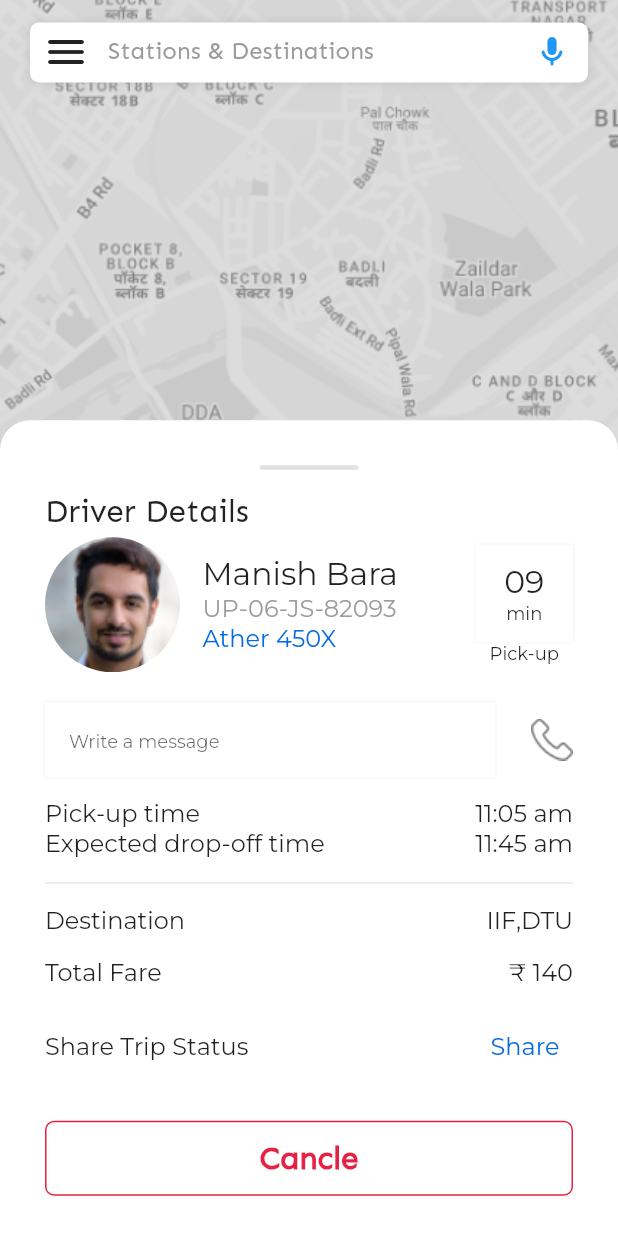
After one commit to AbishekGhalley/App_Development_Project, a Flutter app: the shareridedriverdetails screen opened directly, on a phone screen of 412 x 824 dp. The commit adds this screen. Run offline on Flutter 3.47's test engine with Material 2 defaults, Android fonts, the phone set to English and light mode, and no system bars; our stand-ins replace dotted_border, flutter_svg, google_fonts.

Commit message:
Share ride all screens done

```diff
--- a/lib/constants/assets_constants.dart
+++ b/lib/constants/assets_constants.dart
@@ -12,6 +12,9 @@ class AssetsConstants {
   static const String cashlesspayment = "$_pngPath/CashlessPayment.png";
   static const String place = "$_pngPath/Place.png";
   static const String map = "$_pngPath/map.png";
+  static const String dummyimage = "$_pngPath/dummyimage.png";
+  static const String telephone = "$_pngPath/telephone.png";
+  static const String sos = "$_pngPath/sos.png";
   static const String ekizone = "$_pngPath/ekizone.png";
   static const String location = "$_pngPath/MyLocation.png";
   static const String error = "$_pngPath/Error.png";
--- /dev/null
+++ b/lib/features/shareride/view/shareridedriverdetails.dart
@@ -0,0 +1,18 @@
+import 'package:flutter/material.dart';
+import 'package:myekigai/features/shareride/widget/driverdetails.dart';
+import 'package:myekigai/features/shareride/widget/shareridemap.dart';
+class shareridedriverdetails extends StatelessWidget {
+  const shareridedriverdetails({super.key});
+
+  @override
+  Widget build(BuildContext context) {
+    return  const Scaffold(
+      body: Stack(
+        children: [
+          shareridemap(posbottom: 350, posright: 16,isvisible: true,),
+          driverdetails()
+        ],
+      ),
+    );
+  }
+}
--- a/lib/features/shareride/view/sharerideview.dart
+++ b/lib/features/shareride/view/sharerideview.dart
@@ -1,8 +1,7 @@
 import 'package:flutter/material.dart';
+import 'package:myekigai/features/shareride/widget/bottommodalsheet.dart';
 import 'package:myekigai/features/shareride/widget/shareridemap.dart';
 import 'package:myekigai/reusables/btn.dart';
-import 'package:myekigai/features/shareride/widget/showBottomSheet.dart'as btmsheet;
-
 class sharerideview extends StatefulWidget {
   const sharerideview({super.key});
 
@@ -10,15 +9,15 @@ class sharerideview extends StatefulWidget {
   State<sharerideview> createState() => _sharerideviewState();
 }
 
-class _sharerideviewState extends State<sharerideview> {
 
 
+class _sharerideviewState extends State<sharerideview> {
   @override
   Widget build(BuildContext context) {
     return Scaffold(
-      body: Stack(
+      body:  Stack(
             children: [
-          const shareridemap(),
+              const shareridemap(posbottom: 180, posright: 16),
               Positioned(
                   bottom: 0,
                   left: 0,
@@ -32,29 +31,39 @@ class _sharerideviewState extends State<sharerideview> {
                       children: [
                         const Padding(
                           padding: EdgeInsets.symmetric(horizontal: 16),
-                      child:Row(
-
+                          child: Row(
                             children: [
                               Icon(Icons.info_outline_rounded),
-                          SizedBox(width: 10,),
-                          Text("Whom would you like to share your ride with?",
+                              SizedBox(
+                                width: 10,
+                              ),
+                              Text(
+                                "Whom would you like to share your ride with?",
                                 style: TextStyle(
                                     fontFamily: "Sen",
                                     fontSize: 14,
-                            fontWeight: FontWeight.w400
-                          ),)
+                                    fontWeight: FontWeight.w400),
+                              )
                             ],
-                      ),),
-                    const SizedBox(height: 15,),
-                    CustomButton(text: "Continue", onPressed: (){
-                      btmsheet.showBottomSheet(context);
+                          ),
+                        ),
+                        const SizedBox(
+                          height: 15,
+                        ),
+                        CustomButton(
+                            text: "Continue",
+                            onPressed: () {
+                              showModalBottomSheet(
+                                shape: RoundedRectangleBorder(borderRadius: BorderRadius.circular(16)),
+                                context: context,
+                                builder: (BuildContext context) {
+                                  return const bottommodalsheet();
+                                },
+                              );
                             })
                       ],
                     ),
-              )
-          ),
-
-
+                  )),
             ],
           ),
     );
--- /dev/null
+++ b/lib/features/shareride/widget/bottommodalsheet.dart
@@ -0,0 +1,66 @@
+import 'package:flutter/material.dart';
+import 'package:myekigai/features/shareride/view/shareridedriverdetails.dart';
+import 'package:myekigai/features/shareride/widget/driverdetails.dart';
+import 'package:myekigai/reusables/btn.dart';
+import 'package:myekigai/theme/pallete.dart';
+
+class bottommodalsheet extends StatelessWidget {
+  const bottommodalsheet({super.key});
+
+  @override
+  Widget build(BuildContext context) {
+    return Container(
+      width: double.infinity,
+      decoration: const BoxDecoration(
+          borderRadius: BorderRadius.vertical(top: Radius.circular(16)),
+          color: Colors.white),
+      height: 200,
+      child: Column(
+        crossAxisAlignment: CrossAxisAlignment.start,
+        mainAxisAlignment: MainAxisAlignment.center,
+        children: [
+          const Padding(
+            padding: EdgeInsets.symmetric(horizontal: 16),
+            child: Text(
+              "Ready to share?",
+              style: TextStyle(
+                  fontSize: 22, fontFamily: 'Sen', fontWeight: FontWeight.w400),
+            ),
+          ),
+          const SizedBox(
+            height: 30,
+          ),
+          CustomButton(
+              text: "Confirm",
+              onPressed: () {
+                Navigator.push(
+                    context,
+                    MaterialPageRoute(
+                        builder: (context) => const shareridedriverdetails()));
+              }),
+          Container(
+            padding: const EdgeInsets.symmetric(horizontal: 16),
+            width: double.infinity,
+            child: TextButton(
+              onPressed: () {
+                Navigator.pop(context);
+              },
+              child: const Text(
+                "No,return",
+                style: TextStyle(
+                  fontFamily: "Sen",
+                  fontSize: 16,
+                  color: Pallete.primaryColor,
+                  fontWeight: FontWeight.w600,
+                  decoration: TextDecoration.underline,
+                  decorationColor: Pallete.primaryColor,
+                  decorationThickness: 1.0,
+                ),
+              ),
+            ),
+          )
+        ],
+      ),
+    );
+  }
+}
--- /dev/null
+++ b/lib/features/shareride/widget/driverdetails.dart
@@ -0,0 +1,345 @@
+import 'package:flutter/material.dart';
+import 'package:myekigai/constants/assets_constants.dart';
+import 'package:myekigai/features/shareride/view/sharerideview.dart';
+import 'package:myekigai/theme/pallete.dart';
+
+class driverdetails extends StatefulWidget {
+  const driverdetails({super.key});
+
+  @override
+  State<driverdetails> createState() => _driverdetailsState();
+}
+
+class _driverdetailsState extends State<driverdetails> {
+  @override
+  Widget build(BuildContext context) {
+    return DraggableScrollableSheet(
+        initialChildSize: 0.66,
+        maxChildSize: 0.66,
+        minChildSize: 0.365,
+        builder: (BuildContext context, ScrollController scrollController) {
+          return Container(
+              decoration: const BoxDecoration(
+                borderRadius: BorderRadius.vertical(top: Radius.circular(20)),
+                color: Colors.white,
+              ),
+              width: double.infinity,
+              child: ListView(
+                padding: const EdgeInsets.all(30),
+                controller: scrollController,
+                children: [
+                  Row(
+                    mainAxisAlignment: MainAxisAlignment.spaceBetween,
+                    children:[
+                      Container(
+                        height: 3.0,
+                        width: 1,
+                        color: Colors.white,
+                      ),
+                      Container(
+                    height: 3.0,
+                    width: 66,
+                    decoration: BoxDecoration(
+                      borderRadius: BorderRadius.circular(1.5),
+                      color: const Color.fromRGBO(225, 225, 225, 1),
+                    ),
+                  ),
+                      Container(
+                        height: 3.0,
+                        width: 1,
+                        color:  Colors.white,
+
+                      ),
+                    ]
+                  ),
+                  const SizedBox(
+                    height: 15,
+                  ),
+                  const Text(
+                    'Driver Details',
+                    style: TextStyle(
+                        fontSize: 21,
+                        fontFamily: "Sen",
+                        fontWeight: FontWeight.w400),
+                  ),
+                  const SizedBox(
+                    height: 5,
+                  ),
+                  Row(
+                    children: [
+                      Container(
+                        width: 90,
+                        height: 90,
+                        decoration: const BoxDecoration(
+                            shape: BoxShape.circle,
+                            image: DecorationImage(
+                              image: AssetImage(AssetsConstants.dummyimage),
+                              fit: BoxFit.cover,
+                            )),
+                      ),
+                      const SizedBox(
+                        width: 15,
+                      ),
+                      const Column(
+                        crossAxisAlignment: CrossAxisAlignment.start,
+                        children: [
+                          Text(
+                            "Manish Bara",
+                            style: TextStyle(
+                                fontSize: 21,
+                                fontFamily: "Montserrat",
+                                fontWeight: FontWeight.w500),
+                          ),
+                          Text(
+                            "UP-06-JS-82093",
+                            style: TextStyle(
+                                color: Pallete.geryColor,
+                                fontSize: 16,
+                                fontFamily: "Montserrat",
+                                fontWeight: FontWeight.w500),
+                          ),
+                          Text(
+                            "Ather 450X",
+                            style: TextStyle(
+                                color: Pallete.primaryColor,
+                                fontSize: 16,
+                                fontFamily: "Montserrat",
+                                fontWeight: FontWeight.w500),
+                          )
+                        ],
+                      ),
+                      const Spacer(),
+                      Column(
+                        mainAxisAlignment: MainAxisAlignment.center,
+                        crossAxisAlignment: CrossAxisAlignment.center,
+                        children: [
+                          Container(
+                            width: 65,
+                            height: 65,
+                            decoration: const BoxDecoration(boxShadow: [
+                              BoxShadow(
+                                color: Color.fromRGBO(171, 171, 171, 0.25),
+                                offset: Offset(0, 0),
+                                spreadRadius: 0,
+                                blurRadius: 1,
+                              ),
+                              BoxShadow(
+                                color: Color.fromRGBO(255, 255, 255, 1),
+                                offset: Offset(0, 0),
+                                spreadRadius: 0,
+                                blurRadius: 0,
+                              ),
+                            ]),
+                            alignment: Alignment.center,
+                            child: const Column(
+                                mainAxisAlignment: MainAxisAlignment.center,
+                                children: [
+                                  Text(
+                                    "09",
+                                    style: TextStyle(
+                                        fontSize: 21,
+                                        fontWeight: FontWeight.w500,
+                                        fontFamily: "Montserrat"),
+                                  ),
+                                  Text("min",
+                                      style: TextStyle(
+                                          fontSize: 12,
+                                          fontWeight: FontWeight.w500,
+                                          fontFamily: "Montserrat"))
+                                ]),
+                          ),
+                          const Text("Pick-up",
+                              style: TextStyle(
+                                  fontSize: 12,
+                                  fontWeight: FontWeight.w500,
+                                  fontFamily: "Montserrat"))
+                        ],
+                      )
+                    ],
+                  ),
+                  const SizedBox(
+                    height: 20,
+                  ),
+                  Row(crossAxisAlignment: CrossAxisAlignment.center, children: [
+                    Container(
+                        height: 50,
+                        width: 300,
+                        padding: const EdgeInsets.symmetric(horizontal: 16),
+                        decoration: const BoxDecoration(boxShadow: [
+                          BoxShadow(
+                            color: Color.fromRGBO(171, 171, 171, 0.25),
+                            offset: Offset(0, 0),
+                            spreadRadius: 0,
+                            blurRadius: 1,
+                          ),
+                          BoxShadow(
+                            color: Color.fromRGBO(255, 255, 255, 1),
+                            offset: Offset(0, 0),
+                            spreadRadius: 0,
+                            blurRadius: 0,
+                          ),
+                        ]),
+                        alignment: Alignment.center,
+                        child: const TextField(
+                          decoration: InputDecoration(
+                              border: InputBorder.none,
+                              hintText: "Write a message",
+                              hintStyle: TextStyle(
+                                  fontFamily: "Montserrat",
+                                  fontWeight: FontWeight.w500,
+                                  fontSize: 12)),
+                        )),
+                    const Spacer(),
+                    Container(
+                      height: 28,
+                      width: 28,
+                      decoration: const BoxDecoration(
+                          image: DecorationImage(
+                              image: AssetImage(AssetsConstants.telephone))),
+                    )
+                  ]),
+                  const SizedBox(
+                    height: 15,
+                  ),
+                  const Row(
+                    children: [
+                      Text(
+                        "Pick-up time",
+                        style: TextStyle(
+                            fontSize: 16,
+                            fontFamily: "Montserrat",
+                            fontWeight: FontWeight.w500),
+                      ),
+                      Spacer(),
+                      Text(
+                        "11:05 am",
+                        style: TextStyle(
+                            fontSize: 16,
+                            fontFamily: "Montserrat",
+                            fontWeight: FontWeight.w500),
+                      )
+                    ],
+                  ),
+                  const Row(
+                    children: [
+                      Text(
+                        "Expected drop-off time",
+                        style: TextStyle(
+                            fontSize: 16,
+                            fontFamily: "Montserrat",
+                            fontWeight: FontWeight.w500),
+                      ),
+                      Spacer(),
+                      Text(
+                        "11:45 am",
+                        style: TextStyle(
+                            fontSize: 16,
+                            fontFamily: "Montserrat",
+                            fontWeight: FontWeight.w500),
+                      )
+                    ],
+                  ),
+                  const SizedBox(
+                    height: 15,
+                  ),
+                  const Divider(
+                    color: Pallete.partitionlineColor,
+                    thickness: 1,
+                    height: 1,
+                  ),
+                  const SizedBox(
+                    height: 15,
+                  ),
+                  const Row(
+                    children: [
+                      Text(
+                        "Destination",
+                        style: TextStyle(
+                            fontSize: 16,
+                            fontFamily: "Montserrat",
+                            fontWeight: FontWeight.w500),
+                      ),
+                      Spacer(),
+                      Text(
+                        "IIF,DTU",
+                        style: TextStyle(
+                            fontSize: 16,
+                            fontFamily: "Montserrat",
+                            fontWeight: FontWeight.w500),
+                      )
+                    ],
+                  ),
+                  const SizedBox(
+                    height: 15,
+                  ),
+                  const Row(
+                    children: [
+                      Text(
+                        "Total Fare",
+                        style: TextStyle(
+                            fontSize: 16,
+                            fontFamily: "Montserrat",
+                            fontWeight: FontWeight.w500),
+                      ),
+                      Spacer(),
+                      Text(
+                        "₹ 140",
+                        style: TextStyle(
+                            fontSize: 16,
+                            fontFamily: "Montserrat",
+                            fontWeight: FontWeight.w500),
+                      )
+                    ],
+                  ),
+                  const SizedBox(
+                    height: 15,
+                  ),
+                  Row(
+                    children: [
+                      const Text(
+                        "Share Trip Status",
+                        style: TextStyle(
+                            fontSize: 16,
+                            fontFamily: "Montserrat",
+                            fontWeight: FontWeight.w500),
+                      ),
+                      const Spacer(),
+                      TextButton(
+                          onPressed: () {},
+                          child: const Text(
+                            "Share",
+                            style: TextStyle(
+                                color: Pallete.primaryColor,
+                                fontSize: 16,
+                                fontFamily: "Montserrat",
+                                fontWeight: FontWeight.w500),
+                          ))
+                    ],
+                  ),
+                  const SizedBox(height: 25,),
+                  Container(
+                    width: double.infinity,
+                    decoration: BoxDecoration(
+                        border: Border.all(
+                          color: const Color.fromRGBO(229, 33, 68, 1),
+                        ),
+                        borderRadius: BorderRadius.circular(6)),
+                    child: TextButton(
+                      style: const ButtonStyle(
+                          splashFactory: NoSplash.splashFactory),
+                      onPressed: () {
+                        Navigator.push(context, MaterialPageRoute(builder: (context)=>const sharerideview()));
+                      },
+                      child: const Text("Cancle",
+                          style: TextStyle(
+                              color: Color.fromRGBO(229, 33, 68, 1),
+                              fontSize: 21,
+                              fontWeight: FontWeight.w700,
+                              fontFamily: "Sen")),
+                    ),
+                  )
+                ],
+              ));
+        });
+  }
+}
--- a/lib/features/shareride/widget/shareridemap.dart
+++ b/lib/features/shareride/widget/shareridemap.dart
@@ -3,13 +3,18 @@ import 'package:myekigai/constants/assets_constants.dart';
 import 'package:myekigai/reusables/btn.dart';
 
 class shareridemap extends StatefulWidget {
-  const shareridemap({super.key});
+  final double posbottom;
+  final double posright;
+  final bool isvisible;
+  const shareridemap({super.key,required this.posbottom,required this.posright,this.isvisible=false});
 
   @override
   State<shareridemap> createState() => _shareridemapState();
 }
 
 class _shareridemapState extends State<shareridemap> {
+
+
   String searchQuery = '';
   List<String> originalResults = [
     'Result 1',
@@ -124,8 +129,8 @@ class _shareridemapState extends State<shareridemap> {
             ),
           ),
           Positioned(
-            bottom: 180,
-            right: 16,
+            bottom: widget.posbottom,
+            right: widget.posright,
             child: Column(
               children: [
                 IconButton(
@@ -140,6 +145,14 @@ class _shareridemapState extends State<shareridemap> {
                     // Handle share icon press
                   },
                 ),
+               Visibility(
+                 visible: widget.isvisible,
+                   child:IgnorePointer(
+                       ignoring: !widget.isvisible,
+                       child:
+                   IconButton(onPressed: (){}, icon: Image.asset(AssetsConstants.sos)
+                   ))
+               )
               ],
             ),
           ),
--- a/lib/features/shareride/widget/showBottomSheet.dart
+++ /dev/null
@@ -1,58 +0,0 @@
-import 'package:flutter/material.dart';
-import 'package:myekigai/reusables/btn.dart';
-import 'package:myekigai/theme/pallete.dart';
-
-void showBottomSheet(BuildContext context) {
-  showModalBottomSheet<void>(
-    shape: RoundedRectangleBorder(
-        borderRadius: BorderRadius.circular(16)
-    ),
-    context: context,
-    builder: (BuildContext context) {
-      return Container(
-        width: double.infinity,
-        decoration: BoxDecoration(
-            borderRadius: BorderRadius.circular(16),
-            color: Colors.white
-        ),
-        height: 200,
-        child: Column(
-          crossAxisAlignment: CrossAxisAlignment.start,
-          mainAxisAlignment: MainAxisAlignment.center,
-          children:[
-            const Padding(
-              padding: EdgeInsets.symmetric(horizontal: 16),
-              child:Text("Ready to share?",
-                style: TextStyle(
-                    fontSize: 22,
-                    fontFamily: 'Sen',
-                    fontWeight: FontWeight.w400
-                ),),),
-            const SizedBox(height: 30,),
-            CustomButton(text: "Confirm", onPressed: (){}),
-            Container(
-              padding: const EdgeInsets.symmetric(horizontal: 16),
-              width: double.infinity,
-              child: TextButton(
-                onPressed: (){
-                  Navigator.pop(context);
-                },
-                child:const Text("No,return",
-                  style: TextStyle(
-                    fontFamily: "Sen",
-                    fontSize: 16,
-                    color: Pallete.primaryColor,
-                    fontWeight: FontWeight.w600,
-                    decoration: TextDecoration.underline,
-                    decorationColor: Pallete.primaryColor,
-                    decorationThickness: 1.0,
-                  ),),
-              ),
-            )
-
-          ],
-        ),
-      );
-    },
-  );
-}
--- a/lib/main.dart
+++ b/lib/main.dart
@@ -4,8 +4,8 @@ import 'package:myekigai/features/hamburger/view/ReferEarn.dart';
 import 'package:myekigai/features/hamburger/view/help.dart';
 import 'package:myekigai/features/onboarding/view/onboarding.dart';
 import 'package:myekigai/features/shareride/view/recentlocal.dart';
+import 'package:myekigai/features/shareride/view/shareridedriverdetails.dart';
 import 'package:myekigai/features/shareride/view/sharerideview.dart';
-import 'package:myekigai/features/shareride/widget/shareridemap.dart';
 import 'package:myekigai/theme/theme.dart';
 
 void main() {
```
Also changed, not shown: assets/pngs/dummyimage.png (added), assets/pngs/sos.png (added), assets/pngs/telephone.png (added). Lines whose indentation alone changed are shown as unchanged.
